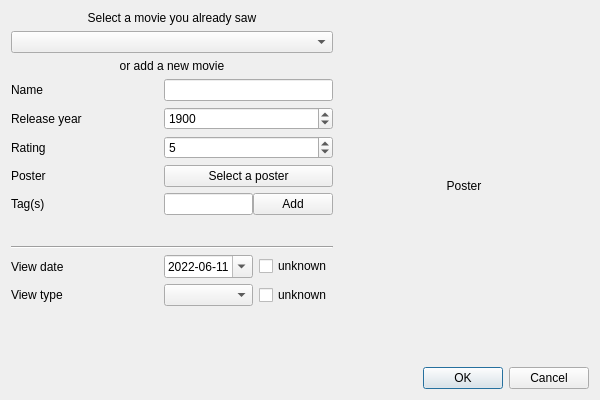
Before: the Qt Designer form Dialogs/AddViewDialog.ui in AmbreM71/MovieManager, drawn with Qt 5.
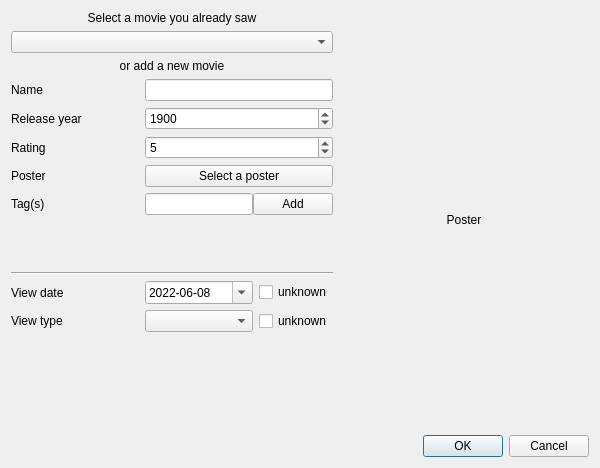
After: the same form once the commit is applied.

Commit message:
Place tags in QScrollArea layout. 2^8 commit!
Tags are now displayed inside a QScrollArea to maintain a decent width

Diff of the .ui file:
```diff
--- a/Dialogs/AddViewDialog.ui
+++ b/Dialogs/AddViewDialog.ui
@@ -7,7 +7,7 @@
     <x>0</x>
     <y>0</y>
     <width>600</width>
-    <height>400</height>
+    <height>468</height>
    </rect>
   </property>
   <property name="sizePolicy">
@@ -28,12 +28,105 @@
   <property name="modal">
    <bool>true</bool>
   </property>
-  <layout class="QGridLayout" name="gridLayout" columnstretch="6,4">
+  <layout class="QGridLayout" name="gridLayout" columnstretch="6,0">
    <property name="sizeConstraint">
     <enum>QLayout::SetDefaultConstraint</enum>
    </property>
+   <item row="1" column="0" colspan="2">
+    <widget class="QDialogButtonBox" name="ButtonBox">
+     <property name="orientation">
+      <enum>Qt::Horizontal</enum>
+     </property>
+     <property name="standardButtons">
+      <set>QDialogButtonBox::Cancel|QDialogButtonBox::Ok</set>
+     </property>
+     <property name="centerButtons">
+      <bool>false</bool>
+     </property>
+    </widget>
+   </item>
+   <item row="0" column="1">
+    <widget class="QLabel" name="PosterLabel">
+     <property name="minimumSize">
+      <size>
+       <width>250</width>
+       <height>350</height>
+      </size>
+     </property>
+     <property name="text">
+      <string>Poster</string>
+     </property>
+     <property name="alignment">
+      <set>Qt::AlignCenter</set>
+     </property>
+    </widget>
+   </item>
    <item row="0" column="0">
-    <layout class="QGridLayout" name="FormLayout" columnstretch="50,50">
+    <layout class="QGridLayout" name="FormLayout" columnstretch="50,0">
+     <item row="3" column="0">
+      <widget class="QLabel" name="MovieNameLabel">
+       <property name="text">
+        <string>Name</string>
+       </property>
+      </widget>
+     </item>
+     <item row="3" column="1">
+      <widget class="QLineEdit" name="MovieNameInput"/>
+     </item>
+     <item row="5" column="0">
+      <widget class="QLabel" name="MovieRatingLabel">
+       <property name="text">
+        <string>Rating</string>
+       </property>
+      </widget>
+     </item>
+     <item row="0" column="0" colspan="2">
+      <widget class="QLabel" name="SelectMovieLabel">
+       <property name="layoutDirection">
+        <enum>Qt::LeftToRight</enum>
+       </property>
+       <property name="text">
+        <string>Select a movie you already saw</string>
+       </property>
+       <property name="alignment">
+        <set>Qt::AlignCenter</set>
+       </property>
+      </widget>
+     </item>
+     <item row="6" column="1">
+      <widget class="QPushButton" name="PosterButton">
+       <property name="text">
+        <string>Select a poster</string>
+       </property>
+      </widget>
+     </item>
+     <item row="5" column="1">
+      <widget class="QSpinBox" name="MovieRatingInput">
+       <property name="maximum">
+        <number>10</number>
+       </property>
+       <property name="value">
+        <number>5</number>
+       </property>
+      </widget>
+     </item>
+     <item row="4" column="0">
+      <widget class="QLabel" name="MovieReleaseYearLabel">
+       <property name="text">
+        <string>Release year</string>
+       </property>
+      </widget>
+     </item>
+     <item row="7" column="0">
+      <layout class="QVBoxLayout" name="CustomColumnsLabelLayout"/>
+     </item>
+     <item row="11" column="0">
+      <widget class="QLabel" name="MovieViewDateLabel">
+       <property name="text">
+        <string>View date</string>
+       </property>
+      </widget>
+     </item>
      <item row="11" column="1">
       <layout class="QHBoxLayout" name="ViewDateInputLayout" stretch="100,0">
        <item>
@@ -54,7 +147,7 @@
            <second>0</second>
            <year>2022</year>
            <month>6</month>
-           <day>11</day>
+           <day>8</day>
           </datetime>
          </property>
          <property name="maximumDateTime">
@@ -74,7 +167,7 @@
            <second>0</second>
            <year>1899</year>
            <month>12</month>
-           <day>5</day>
+           <day>2</day>
           </datetime>
          </property>
          <property name="displayFormat">
@@ -97,74 +190,16 @@
        </item>
       </layout>
      </item>
-     <item row="12" column="1">
-      <layout class="QHBoxLayout" name="ViewTypeInputLayout" stretch="100,0">
-       <item>
-        <widget class="QComboBox" name="ViewTypeComboBox">
-         <property name="frame">
-          <bool>true</bool>
-         </property>
-        </widget>
-       </item>
-       <item>
-        <widget class="QCheckBox" name="UnknownViewTypeCheckbox">
-         <property name="sizePolicy">
-          <sizepolicy hsizetype="Minimum" vsizetype="Fixed">
-           <horstretch>0</horstretch>
-           <verstretch>0</verstretch>
-          </sizepolicy>
-         </property>
-         <property name="text">
-          <string>unknown</string>
-         </property>
-        </widget>
-       </item>
-      </layout>
-     </item>
-     <item row="8" column="1">
-      <layout class="QHBoxLayout" name="TagsInputLayout" stretch="100,0">
-       <property name="spacing">
-        <number>0</number>
+     <item row="4" column="1">
+      <widget class="QSpinBox" name="MovieReleaseYearInput">
+       <property name="minimum">
+        <number>1870</number>
        </property>
-       <item>
-        <widget class="QLineEdit" name="TagsInput"/>
-       </item>
-       <item>
-        <widget class="QPushButton" name="TagsAddButton">
-         <property name="sizePolicy">
-          <sizepolicy hsizetype="Minimum" vsizetype="Fixed">
-           <horstretch>0</horstretch>
-           <verstretch>0</verstretch>
-          </sizepolicy>
-         </property>
-         <property name="text">
-          <string>Add</string>
-         </property>
-        </widget>
-       </item>
-      </layout>
-     </item>
-     <item row="10" column="0" colspan="2">
-      <widget class="Line" name="line">
-       <property name="orientation">
-        <enum>Qt::Horizontal</enum>
+       <property name="maximum">
+        <number>2000</number>
        </property>
-      </widget>
-     </item>
-     <item row="1" column="0" colspan="2">
-      <widget class="QComboBox" name="ExistingMoviesComboBox">
-       <property name="focusPolicy">
-        <enum>Qt::NoFocus</enum>
-       </property>
-      </widget>
-     </item>
-     <item row="3" column="1">
-      <widget class="QLineEdit" name="MovieNameInput"/>
-     </item>
-     <item row="6" column="1">
-      <widget class="QPushButton" name="PosterButton">
-       <property name="text">
-        <string>Select a poster</string>
+       <property name="value">
+        <number>1900</number>
        </property>
       </widget>
      </item>
@@ -175,36 +210,16 @@
        </property>
       </widget>
      </item>
-     <item row="3" column="0">
-      <widget class="QLabel" name="MovieNameLabel">
+     <item row="2" column="0" colspan="2">
+      <widget class="QLabel" name="NewMovieLabel">
        <property name="text">
-        <string>Name</string>
-       </property>
-      </widget>
-     </item>
-     <item row="0" column="0" colspan="2">
-      <widget class="QLabel" name="SelectMovieLabel">
-       <property name="layoutDirection">
-        <enum>Qt::LeftToRight</enum>
-       </property>
-       <property name="text">
-        <string>Select a movie you already saw</string>
+        <string>or add a new movie</string>
        </property>
        <property name="alignment">
         <set>Qt::AlignCenter</set>
        </property>
       </widget>
      </item>
-     <item row="5" column="1">
-      <widget class="QSpinBox" name="MovieRatingInput">
-       <property name="maximum">
-        <number>10</number>
-       </property>
-       <property name="value">
-        <number>5</number>
-       </property>
-      </widget>
-     </item>
      <item row="13" column="0" colspan="2">
       <spacer name="verticalSpacer">
        <property name="orientation">
@@ -218,76 +233,15 @@
        </property>
       </spacer>
      </item>
-     <item row="8" column="0">
-      <widget class="QLabel" name="TagsLabel">
-       <property name="text">
-        <string>Tag(s)</string>
+     <item row="1" column="0" colspan="2">
+      <widget class="QComboBox" name="ExistingMoviesComboBox">
+       <property name="focusPolicy">
+        <enum>Qt::NoFocus</enum>
        </property>
       </widget>
      </item>
-     <item row="11" column="0">
-      <widget class="QLabel" name="MovieViewDateLabel">
-       <property name="text">
-        <string>View date</string>
-       </property>
-      </widget>
-     </item>
-     <item row="2" column="0" colspan="2">
-      <widget class="QLabel" name="NewMovieLabel">
-       <property name="text">
-        <string>or add a new movie</string>
-       </property>
-       <property name="alignment">
-        <set>Qt::AlignCenter</set>
-       </property>
-      </widget>
-     </item>
-     <item row="9" column="0" colspan="2">
-      <layout class="QHBoxLayout" name="TagsLayout">
-       <property name="spacing">
-        <number>6</number>
-       </property>
-       <item>
-        <spacer name="horizontalSpacer">
-         <property name="orientation">
-          <enum>Qt::Horizontal</enum>
-         </property>
-         <property name="sizeHint" stdset="0">
-          <size>
-           <width>40</width>
-           <height>25</height>
-          </size>
-         </property>
-        </spacer>
-       </item>
-      </layout>
-     </item>
-     <item row="5" column="0">
-      <widget class="QLabel" name="MovieRatingLabel">
-       <property name="text">
-        <string>Rating</string>
-       </property>
-      </widget>
-     </item>
-     <item row="4" column="0">
-      <widget class="QLabel" name="MovieReleaseYearLabel">
-       <property name="text">
-        <string>Release year</string>
-       </property>
-      </widget>
-     </item>
-     <item row="4" column="1">
-      <widget class="QSpinBox" name="MovieReleaseYearInput">
-       <property name="minimum">
-        <number>1870</number>
-       </property>
-       <property name="maximum">
-        <number>2000</number>
-       </property>
-       <property name="value">
-        <number>1900</number>
-       </property>
-      </widget>
+     <item row="7" column="1">
+      <layout class="QVBoxLayout" name="CustomColumnsInputLayout"/>
      </item>
      <item row="6" column="0">
       <widget class="QLabel" name="PosterTextLabel">
@@ -305,43 +259,140 @@
        </property>
       </widget>
      </item>
-     <item row="7" column="1">
-      <layout class="QVBoxLayout" name="CustomColumnsInputLayout"/>
+     <item row="12" column="1">
+      <layout class="QHBoxLayout" name="ViewTypeInputLayout" stretch="100,0">
+       <item>
+        <widget class="QComboBox" name="ViewTypeComboBox">
+         <property name="frame">
+          <bool>true</bool>
+         </property>
+        </widget>
+       </item>
+       <item>
+        <widget class="QCheckBox" name="UnknownViewTypeCheckbox">
+         <property name="sizePolicy">
+          <sizepolicy hsizetype="Minimum" vsizetype="Fixed">
+           <horstretch>0</horstretch>
+           <verstretch>0</verstretch>
+          </sizepolicy>
+         </property>
+         <property name="text">
+          <string>unknown</string>
+         </property>
+        </widget>
+       </item>
+      </layout>
      </item>
-     <item row="7" column="0">
-      <layout class="QVBoxLayout" name="CustomColumnsLabelLayout"/>
+     <item row="8" column="1">
+      <layout class="QHBoxLayout" name="TagsInputLayout" stretch="100,0">
+       <property name="spacing">
+        <number>0</number>
+       </property>
+       <item>
+        <widget class="QLineEdit" name="TagsInput"/>
+       </item>
+       <item>
+        <widget class="QPushButton" name="TagsAddButton">
+         <property name="sizePolicy">
+          <sizepolicy hsizetype="Minimum" vsizetype="Fixed">
+           <horstretch>0</horstretch>
+           <verstretch>0</verstretch>
+          </sizepolicy>
+         </property>
+         <property name="text">
+          <string>Add</string>
+         </property>
+        </widget>
+       </item>
+      </layout>
+     </item>
+     <item row="8" column="0">
+      <widget class="QLabel" name="TagsLabel">
+       <property name="text">
+        <string>Tag(s)</string>
+       </property>
+      </widget>
+     </item>
+     <item row="10" column="0" colspan="2">
+      <widget class="Line" name="line">
+       <property name="orientation">
+        <enum>Qt::Horizontal</enum>
+       </property>
+      </widget>
+     </item>
+     <item row="9" column="0" colspan="2">
+      <widget class="QScrollArea" name="scrollArea">
+       <property name="maximumSize">
+        <size>
+         <width>16777215</width>
+         <height>45</height>
+        </size>
+       </property>
+       <property name="frameShape">
+        <enum>QFrame::NoFrame</enum>
+       </property>
+       <property name="lineWidth">
+        <number>0</number>
+       </property>
+       <property name="verticalScrollBarPolicy">
+        <enum>Qt::ScrollBarAlwaysOff</enum>
+       </property>
+       <property name="horizontalScrollBarPolicy">
+        <enum>Qt::ScrollBarAsNeeded</enum>
+       </property>
+       <property name="sizeAdjustPolicy">
+        <enum>QAbstractScrollArea::AdjustIgnored</enum>
+       </property>
+       <property name="widgetResizable">
+        <bool>true</bool>
+       </property>
+       <widget class="QWidget" name="TagsWidget">
+        <property name="geometry">
+         <rect>
+          <x>0</x>
+          <y>0</y>
+          <width>324</width>
+          <height>45</height>
+         </rect>
+        </property>
+        <property name="maximumSize">
+         <size>
+          <width>16777215</width>
+          <height>45</height>
+         </size>
+        </property>
+        <layout class="QHBoxLayout" name="horizontalLayout_2">
+         <property name="leftMargin">
+          <number>0</number>
+         </property>
+         <property name="topMargin">
+          <number>0</number>
+         </property>
+         <property name="rightMargin">
+          <number>0</number>
+         </property>
+         <property name="bottomMargin">
+          <number>0</number>
+         </property>
+         <item>
+          <spacer name="horizontalSpacer">
+           <property name="orientation">
+            <enum>Qt::Horizontal</enum>
+           </property>
+           <property name="sizeHint" stdset="0">
+            <size>
+             <width>40</width>
+             <height>25</height>
+            </size>
+           </property>
+          </spacer>
+         </item>
+        </layout>
+       </widget>
+      </widget>
      </item>
     </layout>
    </item>
-   <item row="0" column="1">
-    <widget class="QLabel" name="PosterLabel">
-     <property name="minimumSize">
-      <size>
-       <width>250</width>
-       <height>350</height>
-      </size>
-     </property>
-     <property name="text">
-      <string>Poster</string>
-     </property>
-     <property name="alignment">
-      <set>Qt::AlignCenter</set>
-     </property>
-    </widget>
-   </item>
-   <item row="1" column="0" colspan="2">
-    <widget class="QDialogButtonBox" name="ButtonBox">
-     <property name="orientation">
-      <enum>Qt::Horizontal</enum>
-     </property>
-     <property name="standardButtons">
-      <set>QDialogButtonBox::Cancel|QDialogButtonBox::Ok</set>
-     </property>
-     <property name="centerButtons">
-      <bool>false</bool>
-     </property>
-    </widget>
-   </item>
   </layout>
  </widget>
  <tabstops>
```
The commit also changes 10 other files.
